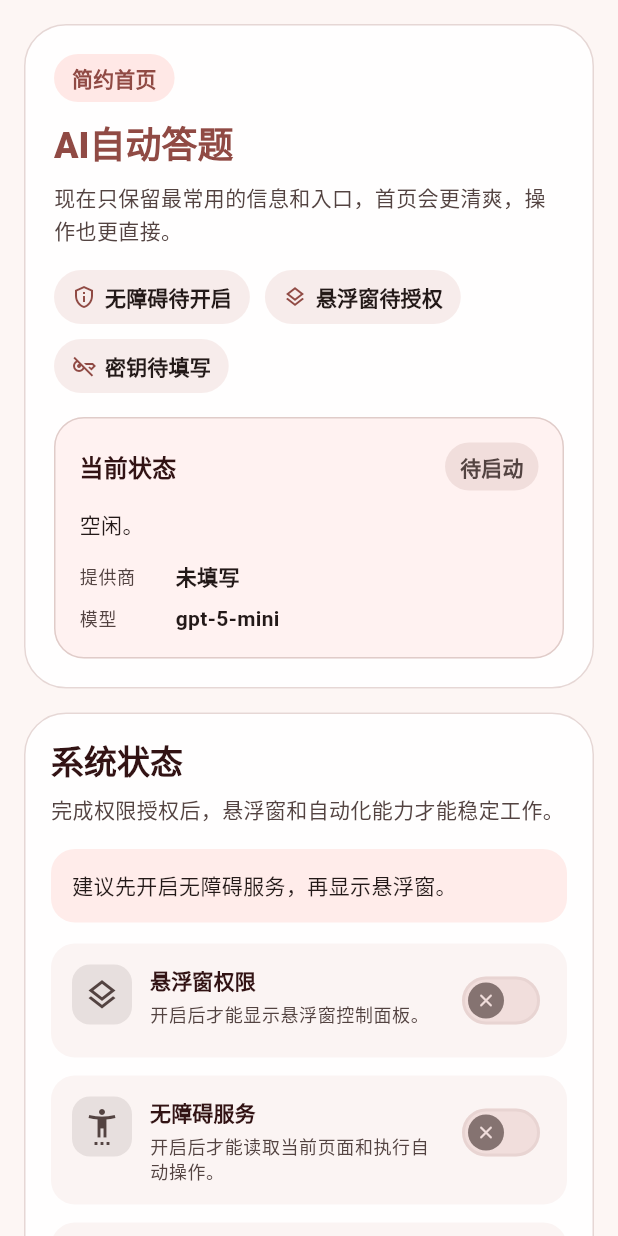
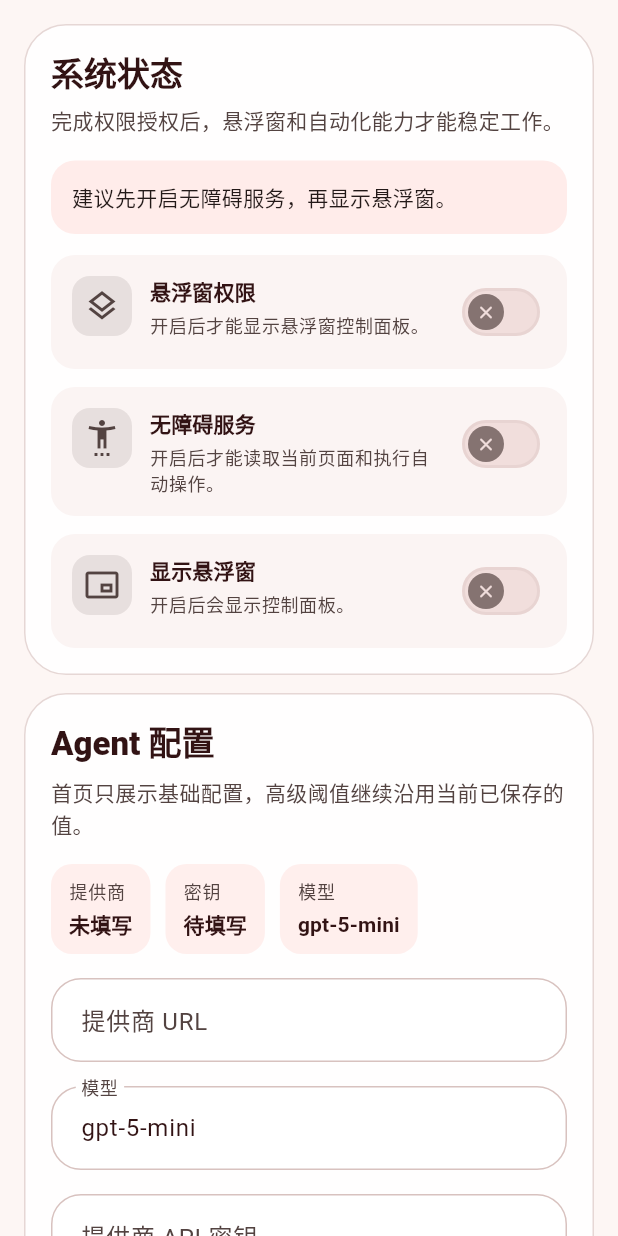
Before and after one commit to zhao004/flutter_answer, a Flutter app: the screen it shows after launch, on a phone screen of 412 x 824 dp. Run offline on Flutter 3.47's test engine with Material 3 defaults, Android fonts, the phone set to English and light mode, and no system bars; our stand-ins replace dio, get, retrofit, shared_preferences; missing offline and left inert: langchain, langchain_openai; generated files the repository leaves out were written again.

Commit message:
refactor: 简化首页布局并移除简约首页模块

```diff
--- a/lib/app/pages/home/home_view.dart
+++ b/lib/app/pages/home/home_view.dart
@@ -4,6 +4,7 @@ import 'package:get/get.dart';
 import '../../services/agent_diagnostic_hint.dart';
 import 'home_controller.dart';
 
+/// 首页视图，仅保留权限、配置、诊断和日志四个核心区域，避免首屏层级过深。
 class HomeView extends GetView<HomeController> {
   const HomeView({super.key});
 
@@ -30,11 +31,9 @@ class HomeView extends GetView<HomeController> {
                     child: Column(
                       crossAxisAlignment: CrossAxisAlignment.stretch,
                       children: [
-                        _HeaderCard(controller: controller),
-                        const SizedBox(height: 16),
                         _MainPanels(controller: controller),
                         _HintSection(controller: controller),
-                        const SizedBox(height: 16),
+                        const SizedBox(height: 12),
                         Obx(() => _LogsCard(logs: controller.logs.toList())),
                       ],
                     ),
@@ -49,241 +48,173 @@ class HomeView extends GetView<HomeController> {
   }
 }
 
-class _HeaderCard extends StatelessWidget {
-  const _HeaderCard({required this.controller});
+/// 首页头部摘要卡片，将运行状态和关键配置集中在同一视觉区域，减少用户视线跳转。
+// class _HeaderCard extends StatelessWidget {
+//   const _HeaderCard({required this.controller});
+//
+//   final HomeController controller;
+//
+//   @override
+//   Widget build(BuildContext context) {
+//     return Obx(() {
+//       final theme = Theme.of(context);
+//       final textTheme = theme.textTheme;
+//       final accessibilityEnabled = controller.serviceStatus['enabled'] == true;
+//       final overlayPermissionGranted =
+//           controller.overlayPermissionGranted.value;
+//       final overlayActive = controller.overlayActive.value;
+//       final hasApiKey = controller.agentConfig['hasApiKey'] == true;
+//       final providerUrl =
+//           controller.agentConfig['providerUrl']?.toString().trim() ?? '';
+//       final modelValue =
+//           controller.agentConfig['model']?.toString().trim() ?? '';
+//       final model = modelValue.isEmpty ? 'gpt-5-mini' : modelValue;
+//       final runStatus =
+//           controller.agentRunStatus['status']?.toString() ?? 'idle';
+//       final runMessage =
+//           controller.agentRunStatus['message']?.toString().trim() ?? '等待启动';
+//       final runMeta = _runStatusMeta(theme.colorScheme, runStatus);
+//
+//       return Card(
+//         child: Padding(
+//           padding: const EdgeInsets.all(20),
+//           child: Column(
+//             crossAxisAlignment: CrossAxisAlignment.start,
+//             children: [
+//               LayoutBuilder(
+//                 builder: (context, constraints) {
+//                   final wide = constraints.maxWidth >= 560;
+//                   final title = Text(
+//                     'AI自动答题',
+//                     style: textTheme.headlineSmall?.copyWith(
+//                       color: theme.colorScheme.primary,
+//                       fontWeight: FontWeight.w800,
+//                       height: 1.1,
+//                     ),
+//                   );
+//
+//                   if (!wide) {
+//                     return Column(
+//                       crossAxisAlignment: CrossAxisAlignment.start,
+//                       children: [
+//                         title,
+//                         const SizedBox(height: 12),
+//                         _StatusPill(
+//                           label: runMeta.$1,
+//                           backgroundColor: runMeta.$2,
+//                           foregroundColor: runMeta.$3,
+//                         ),
+//                       ],
+//                     );
+//                   }
+//
+//                   return Row(
+//                     children: [
+//                       Expanded(child: title),
+//                       _StatusPill(
+//                         label: runMeta.$1,
+//                         backgroundColor: runMeta.$2,
+//                         foregroundColor: runMeta.$3,
+//                       ),
+//                     ],
+//                   );
+//                 },
+//               ),
+//               const SizedBox(height: 10),
+//               Text(
+//                 '首页仅保留最常用的权限、配置和运行状态，减少查找路径，常见操作都能在一屏内完成。',
+//                 style: textTheme.bodyMedium?.copyWith(
+//                   color: theme.colorScheme.onSurfaceVariant,
+//                   height: 1.55,
+//                 ),
+//               ),
+//               const SizedBox(height: 16),
+//               Wrap(
+//                 spacing: 10,
+//                 runSpacing: 10,
+//                 children: [
+//                   _StatusBadge(
+//                     icon: accessibilityEnabled
+//                         ? Icons.verified_user_outlined
+//                         : Icons.privacy_tip_outlined,
+//                     label: accessibilityEnabled ? '无障碍已开启' : '无障碍待开启',
+//                   ),
+//                   _StatusBadge(
+//                     icon: overlayActive
+//                         ? Icons.picture_in_picture_alt_outlined
+//                         : Icons.layers_outlined,
+//                     label: overlayActive
+//                         ? '悬浮窗显示中'
+//                         : overlayPermissionGranted
+//                         ? '悬浮窗已授权'
+//                         : '悬浮窗待授权',
+//                   ),
+//                   _StatusBadge(
+//                     icon: hasApiKey
+//                         ? Icons.key_outlined
+//                         : Icons.key_off_outlined,
+//                     label: hasApiKey ? '密钥已保存' : '密钥待填写',
+//                   ),
+//                 ],
+//               ),
+//               const SizedBox(height: 16),
+//               Container(
+//                 width: double.infinity,
+//                 padding: const EdgeInsets.all(16),
+//                 decoration: BoxDecoration(
+//                   color: theme.colorScheme.primaryContainer.withValues(
+//                     alpha: 0.32,
+//                   ),
+//                   borderRadius: BorderRadius.circular(20),
+//                   border: Border.all(
+//                     color: theme.colorScheme.outlineVariant.withValues(
+//                       alpha: 0.8,
+//                     ),
+//                   ),
+//                 ),
+//                 child: Column(
+//                   crossAxisAlignment: CrossAxisAlignment.start,
+//                   children: [
+//                     Text(
+//                       '当前状态',
+//                       style: textTheme.titleMedium?.copyWith(
+//                         fontWeight: FontWeight.w800,
+//                       ),
+//                     ),
+//                     const SizedBox(height: 10),
+//                     Text(
+//                       runMessage.isEmpty ? '等待启动' : runMessage,
+//                       maxLines: 4,
+//                       overflow: TextOverflow.ellipsis,
+//                       style: textTheme.bodyMedium?.copyWith(
+//                         color: theme.colorScheme.onSurface,
+//                         height: 1.5,
+//                       ),
+//                     ),
+//                   ],
+//                 ),
+//               ),
+//               const SizedBox(height: 16),
+//               Wrap(
+//                 spacing: 10,
+//                 runSpacing: 10,
+//                 children: [
+//                   _InfoPill(
+//                     label: '提供商',
+//                     value: providerUrl.isEmpty ? '未填写' : '已填写',
+//                   ),
+//                   _InfoPill(label: '模型', value: model),
+//                 ],
+//               ),
+//             ],
+//           ),
+//         ),
+//       );
+//     });
+//   }
+// }
 
-  final HomeController controller;
-
-  @override
-  Widget build(BuildContext context) {
-    final theme = Theme.of(context);
-
-    return Obx(() {
-      final accessibilityEnabled = controller.serviceStatus['enabled'] == true;
-      final overlayPermissionGranted =
-          controller.overlayPermissionGranted.value;
-      final overlayActive = controller.overlayActive.value;
-      final hasApiKey = controller.agentConfig['hasApiKey'] == true;
-      final providerUrl =
-          controller.agentConfig['providerUrl']?.toString().trim() ?? '';
-      final modelValue =
-          controller.agentConfig['model']?.toString().trim() ?? '';
-      final model = modelValue.isEmpty ? 'gpt-5-mini' : modelValue;
-      final runStatus =
-          controller.agentRunStatus['status']?.toString() ?? 'idle';
-      final runMessage =
-          controller.agentRunStatus['message']?.toString().trim() ?? '等待启动';
-      final runMeta = _runStatusMeta(theme.colorScheme, runStatus);
-
-      return Card(
-        child: Padding(
-          padding: const EdgeInsets.all(20),
-          child: LayoutBuilder(
-            builder: (context, constraints) {
-              final wide = constraints.maxWidth >= 760;
-              final summaryCard = _HeaderSummary(
-                statusLabel: runMeta.$1,
-                statusBackground: runMeta.$2,
-                statusForeground: runMeta.$3,
-                runMessage: runMessage.isEmpty ? '等待启动' : runMessage,
-                providerReady: providerUrl.isNotEmpty,
-                model: model,
-              );
-
-              if (!wide) {
-                return Column(
-                  crossAxisAlignment: CrossAxisAlignment.start,
-                  children: [
-                    _HeaderIntro(
-                      accessibilityEnabled: accessibilityEnabled,
-                      overlayPermissionGranted: overlayPermissionGranted,
-                      overlayActive: overlayActive,
-                      hasApiKey: hasApiKey,
-                    ),
-                    const SizedBox(height: 16),
-                    summaryCard,
-                  ],
-                );
-              }
-
-              return Row(
-                crossAxisAlignment: CrossAxisAlignment.start,
-                children: [
-                  Expanded(
-                    flex: 3,
-                    child: _HeaderIntro(
-                      accessibilityEnabled: accessibilityEnabled,
-                      overlayPermissionGranted: overlayPermissionGranted,
-                      overlayActive: overlayActive,
-                      hasApiKey: hasApiKey,
-                    ),
-                  ),
-                  const SizedBox(width: 20),
-                  Expanded(flex: 2, child: summaryCard),
-                ],
-              );
-            },
-          ),
-        ),
-      );
-    });
-  }
-}
-
-class _HeaderIntro extends StatelessWidget {
-  const _HeaderIntro({
-    required this.accessibilityEnabled,
-    required this.overlayPermissionGranted,
-    required this.overlayActive,
-    required this.hasApiKey,
-  });
-
-  final bool accessibilityEnabled;
-  final bool overlayPermissionGranted;
-  final bool overlayActive;
-  final bool hasApiKey;
-
-  @override
-  Widget build(BuildContext context) {
-    final theme = Theme.of(context);
-    final textTheme = theme.textTheme;
-
-    return Column(
-      crossAxisAlignment: CrossAxisAlignment.start,
-      children: [
-        Container(
-          padding: const EdgeInsets.symmetric(horizontal: 12, vertical: 6),
-          decoration: BoxDecoration(
-            color: theme.colorScheme.primaryContainer.withValues(alpha: 0.6),
-            borderRadius: BorderRadius.circular(999),
-          ),
-          child: Text(
-            '简约首页',
-            style: textTheme.labelLarge?.copyWith(
-              color: theme.colorScheme.primary,
-              fontWeight: FontWeight.w700,
-            ),
-          ),
-        ),
-        const SizedBox(height: 14),
-        Text(
-          'AI自动答题',
-          style: textTheme.headlineSmall?.copyWith(
-            color: theme.colorScheme.primary,
-            fontWeight: FontWeight.w800,
-            height: 1.1,
-          ),
-        ),
-        const SizedBox(height: 10),
-        Text(
-          '现在只保留最常用的信息和入口，首页会更清爽，操作也更直接。',
-          style: textTheme.bodyMedium?.copyWith(
-            color: theme.colorScheme.onSurfaceVariant,
-            height: 1.55,
-          ),
-        ),
-        const SizedBox(height: 16),
-        Wrap(
-          spacing: 10,
-          runSpacing: 10,
-          children: [
-            _StatusBadge(
-              icon: accessibilityEnabled
-                  ? Icons.verified_user_outlined
-                  : Icons.privacy_tip_outlined,
-              label: accessibilityEnabled ? '无障碍已开启' : '无障碍待开启',
-            ),
-            _StatusBadge(
-              icon: overlayActive
-                  ? Icons.picture_in_picture_alt_outlined
-                  : Icons.layers_outlined,
-              label: overlayActive
-                  ? '悬浮窗显示中'
-                  : overlayPermissionGranted
-                  ? '悬浮窗已授权'
-                  : '悬浮窗待授权',
-            ),
-            _StatusBadge(
-              icon: hasApiKey ? Icons.key_outlined : Icons.key_off_outlined,
-              label: hasApiKey ? '密钥已保存' : '密钥待填写',
-            ),
-          ],
-        ),
-      ],
-    );
-  }
-}
-
-class _HeaderSummary extends StatelessWidget {
-  const _HeaderSummary({
-    required this.statusLabel,
-    required this.statusBackground,
-    required this.statusForeground,
-    required this.runMessage,
-    required this.providerReady,
-    required this.model,
-  });
-
-  final String statusLabel;
-  final Color statusBackground;
-  final Color statusForeground;
-  final String runMessage;
-  final bool providerReady;
-  final String model;
-
-  @override
-  Widget build(BuildContext context) {
-    final theme = Theme.of(context);
-    final textTheme = Theme.of(context).textTheme;
-
-    return Container(
-      padding: const EdgeInsets.all(16),
-      decoration: BoxDecoration(
-        color: theme.colorScheme.primaryContainer.withValues(alpha: 0.32),
-        borderRadius: BorderRadius.circular(20),
-        border: Border.all(
-          color: theme.colorScheme.outlineVariant.withValues(alpha: 0.8),
-        ),
-      ),
-      child: Column(
-        crossAxisAlignment: CrossAxisAlignment.start,
-        children: [
-          Row(
-            children: [
-              Text(
-                '当前状态',
-                style: textTheme.titleMedium?.copyWith(
-                  fontWeight: FontWeight.w800,
-                ),
-              ),
-              const Spacer(),
-              _StatusPill(
-                label: statusLabel,
-                backgroundColor: statusBackground,
-                foregroundColor: statusForeground,
-              ),
-            ],
-          ),
-          const SizedBox(height: 12),
-          Text(
-            runMessage,
-            maxLines: 4,
-            overflow: TextOverflow.ellipsis,
-            style: textTheme.bodyMedium?.copyWith(
-              color: theme.colorScheme.onSurface,
-              height: 1.5,
-            ),
-          ),
-          const SizedBox(height: 14),
-          _HeaderMetaItem(label: '提供商', value: providerReady ? '已填写' : '未填写'),
-          const SizedBox(height: 8),
-          _HeaderMetaItem(label: '模型', value: model),
-        ],
-      ),
-    );
-  }
-}
-
+/// 首页主操作区，保留权限卡片和配置卡片，便于用户按任务顺序完成设置。
 class _MainPanels extends StatelessWidget {
   const _MainPanels({required this.controller});
 
@@ -300,7 +231,7 @@ class _MainPanels extends StatelessWidget {
         if (!wide) {
           return Column(
             crossAxisAlignment: CrossAxisAlignment.stretch,
-            children: [accessCard, const SizedBox(height: 16), configCard],
+            children: [accessCard, const SizedBox(height: 12), configCard],
           );
         }
 
@@ -308,7 +239,7 @@ class _MainPanels extends StatelessWidget {
           crossAxisAlignment: CrossAxisAlignment.start,
           children: [
             Expanded(child: accessCard),
-            const SizedBox(width: 16),
+            const SizedBox(width: 12),
             Expanded(flex: 2, child: configCard),
           ],
         );
@@ -939,44 +870,6 @@ class _StatusPill extends StatelessWidget {
   }
 }
 
-class _HeaderMetaItem extends StatelessWidget {
-  const _HeaderMetaItem({required this.label, required this.value});
-
-  final String label;
-  final String value;
-
-  @override
-  Widget build(BuildContext context) {
-    final theme = Theme.of(context);
-
-    return Row(
-      children: [
-        SizedBox(
-          width: 56,
-          child: Text(
-            label,
-            style: theme.textTheme.bodySmall?.copyWith(
-              color: theme.colorScheme.onSurfaceVariant,
-            ),
-          ),
-        ),
-        const SizedBox(width: 8),
-        Expanded(
-          child: Text(
-            value,
-            maxLines: 1,
-            overflow: TextOverflow.ellipsis,
-            style: theme.textTheme.bodyMedium?.copyWith(
-              color: theme.colorScheme.onSurface,
-              fontWeight: FontWeight.w600,
-            ),
-          ),
-        ),
-      ],
-    );
-  }
-}
-
 class _HintStep extends StatelessWidget {
   const _HintStep({required this.index, required this.text});
 
```
